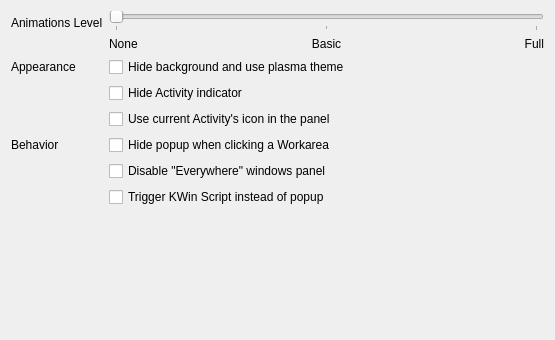
The window that package/contents/ui/config.ui (psifidotos/workflow-project) describes before a commit, drawn with Qt 5.
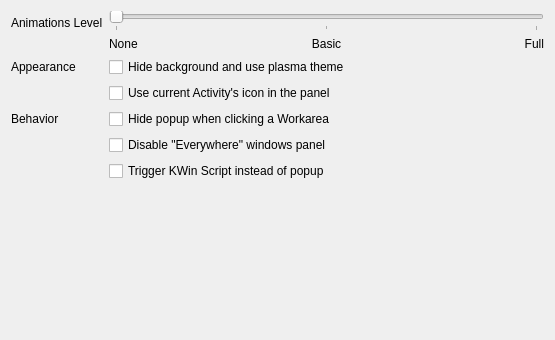
The same window after the commit.

Commit message:
disable activity indicator was replaced from disable compact representation
--the feature can only be enabled through the plasmoid configuration file
when adding DisableCompactRepresentation=true, to disable it just
remove that line

```diff
--- a/package/contents/ui/config.ui
+++ b/package/contents/ui/config.ui
@@ -93,6 +93,13 @@
      </item>
     </layout>
    </item>
+   <item row="2" column="0">
+    <widget class="QLabel" name="label_6">
+     <property name="text">
+      <string>Appearance</string>
+     </property>
+    </widget>
+   </item>
    <item row="2" column="1">
     <widget class="QCheckBox" name="kcfg_DisableBackground">
      <property name="toolTip">
@@ -103,14 +110,24 @@
      </property>
     </widget>
    </item>
-   <item row="5" column="0">
+   <item row="3" column="1">
+    <widget class="QCheckBox" name="kcfg_UseCurrentActivityIcon">
+     <property name="toolTip">
+      <string>&lt;html&gt;&lt;head/&gt;&lt;body&gt;&lt;p&gt;By enabling this option the plasmoid's icon is using the current activity's icon every time instead of the default one.&lt;/p&gt;&lt;/body&gt;&lt;/html&gt;</string>
+     </property>
+     <property name="text">
+      <string>Use current Activity's icon in the panel</string>
+     </property>
+    </widget>
+   </item>
+   <item row="4" column="0">
     <widget class="QLabel" name="label_5">
      <property name="text">
       <string>Behavior</string>
      </property>
     </widget>
    </item>
-   <item row="5" column="1">
+   <item row="4" column="1">
     <widget class="QCheckBox" name="kcfg_HideOnClick">
      <property name="enabled">
       <bool>true</bool>
@@ -123,7 +140,7 @@
      </property>
     </widget>
    </item>
-   <item row="7" column="1">
+   <item row="6" column="1">
     <widget class="QCheckBox" name="kcfg_DisableEverywherePanel">
      <property name="toolTip">
       <string>&lt;html&gt;&lt;head/&gt;&lt;body&gt;&lt;p&gt;It disables the panel for windows in &amp;quot;Everywhere&amp;quot; state (windows that are shown in all Activities and all Workareas). Instead these windows are shown in all Workareas lists.&lt;/p&gt;&lt;/body&gt;&lt;/html&gt;</string>
@@ -133,14 +150,7 @@
      </property>
     </widget>
    </item>
-   <item row="2" column="0">
-    <widget class="QLabel" name="label_6">
-     <property name="text">
-      <string>Appearance</string>
-     </property>
-    </widget>
-   </item>
-   <item row="9" column="1">
+   <item row="8" column="1">
     <widget class="QCheckBox" name="kcfg_TriggerKWinScript">
      <property name="toolTip">
       <string>&lt;html&gt;&lt;head/&gt;&lt;body&gt;&lt;p&gt;This choice enables the plasmoid icon to trigger the WorkFlow KWin Script and not show the popup window&lt;/p&gt;&lt;/body&gt;&lt;/html&gt;</string>
@@ -150,26 +160,6 @@
      </property>
     </widget>
    </item>
-   <item row="3" column="1">
-    <widget class="QCheckBox" name="kcfg_HideActivityIndicator">
-     <property name="toolTip">
-      <string>&lt;html&gt;&lt;head/&gt;&lt;body&gt;&lt;p&gt;You can disable the activity indicator in plasmoid's icon but in that case scroll wheel will not go to next or previous Activity and kwin script triggering is not working.&lt;/p&gt;&lt;/body&gt;&lt;/html&gt;</string>
-     </property>
-     <property name="text">
-      <string>Hide Activity indicator</string>
-     </property>
-    </widget>
-   </item>
-   <item row="4" column="1">
-    <widget class="QCheckBox" name="kcfg_UseCurrentActivityIcon">
-     <property name="toolTip">
-      <string>&lt;html&gt;&lt;head/&gt;&lt;body&gt;&lt;p&gt;By enabling this option the plasmoid's icon is using the current activity's icon every time instead of the default one.&lt;/p&gt;&lt;/body&gt;&lt;/html&gt;</string>
-     </property>
-     <property name="text">
-      <string>Use current Activity's icon in the panel</string>
-     </property>
-    </widget>
-   </item>
   </layout>
  </widget>
  <resources/>
```
The commit also changes 4 other files.
